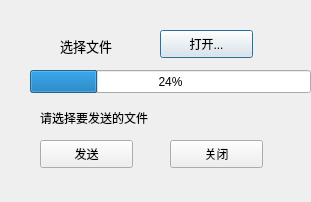
This is Qtui/sendfile.ui in kelolemon/Multi-Linux-Data-Transmission-System as Qt 5 draws it before an edit. The edited form follows.
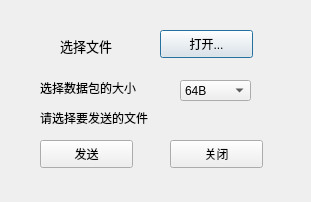
This is the edited form.

Patch:
```diff
--- a/Qtui/sendfile.ui
+++ b/Qtui/sendfile.ui
@@ -58,19 +58,6 @@
     <string>发送</string>
    </property>
   </widget>
-  <widget class="QProgressBar" name="progressBar">
-   <property name="geometry">
-    <rect>
-     <x>30</x>
-     <y>70</y>
-     <width>281</width>
-     <height>23</height>
-    </rect>
-   </property>
-   <property name="value">
-    <number>24</number>
-   </property>
-  </widget>
   <widget class="QPushButton" name="sCloseBtn">
    <property name="geometry">
     <rect>
@@ -97,6 +84,49 @@
     <string>请选择要发送的文件</string>
    </property>
   </widget>
+  <widget class="QComboBox" name="comboBox">
+   <property name="geometry">
+    <rect>
+     <x>180</x>
+     <y>80</y>
+     <width>71</width>
+     <height>21</height>
+    </rect>
+   </property>
+   <item>
+    <property name="text">
+     <string>64B</string>
+    </property>
+   </item>
+   <item>
+    <property name="text">
+     <string>128B</string>
+    </property>
+   </item>
+   <item>
+    <property name="text">
+     <string>256B</string>
+    </property>
+   </item>
+   <item>
+    <property name="text">
+     <string>512B</string>
+    </property>
+   </item>
+  </widget>
+  <widget class="QLabel" name="sStatuLbl_2">
+   <property name="geometry">
+    <rect>
+     <x>40</x>
+     <y>80</y>
+     <width>131</width>
+     <height>16</height>
+    </rect>
+   </property>
+   <property name="text">
+    <string>选择数据包的大小</string>
+   </property>
+  </widget>
  </widget>
  <resources/>
  <connections/>
```
Left out of the diff: 2 changed lines with no effect on the pictures.
